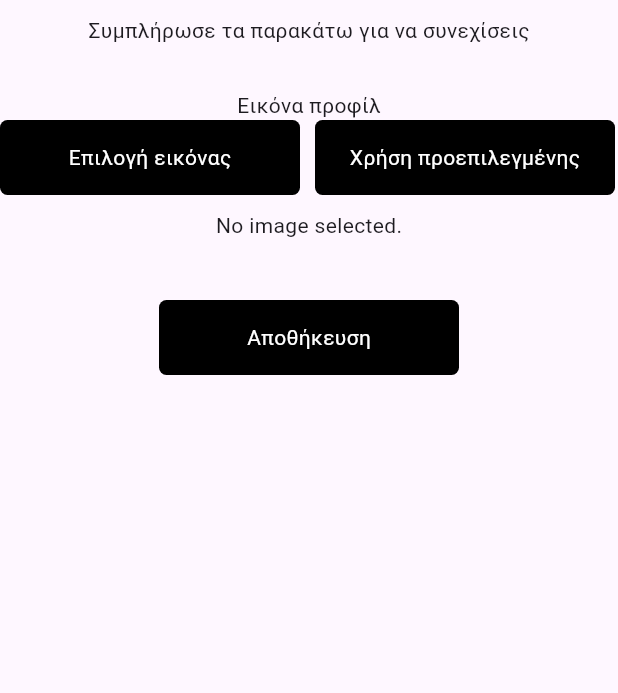
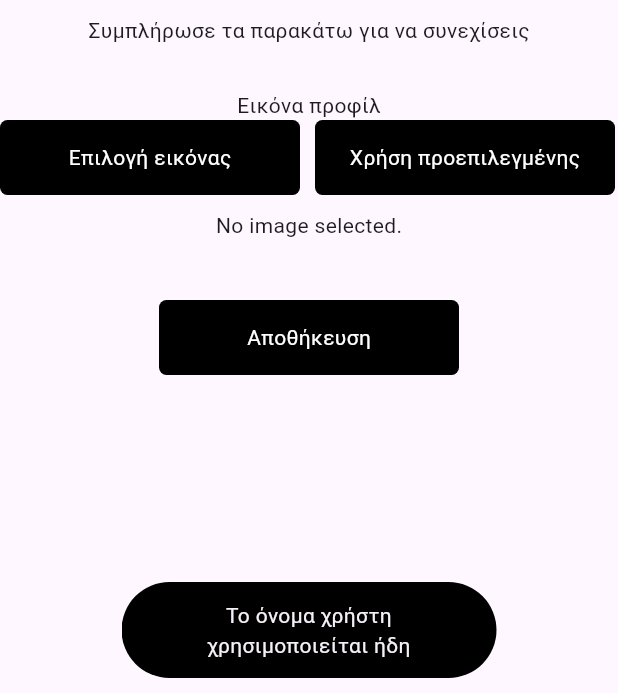
Before and after one commit to kosmas1991/jbox, a Flutter app: the AdminScreen screen opened by its route, after a tap on "Αποθήκευση", on a phone screen of 412 x 824 dp, the part 543-1236 px from its top. Run offline on Flutter 3.47's test engine with Material 3 defaults, Android fonts, the phone set to English and light mode, and no system bars; our stand-ins replace bloc, cloud_firestore, equatable, firebase_auth, firebase_core, firebase_storage and 3 more; missing offline and left inert: firebase_ui_auth, firebase_ui_localizations; accounts and stored records are empty; network calls fail.

Commit message:
🐛 bug fixer

```diff
--- a/lib/extensions/severity_color.dart
+++ b/lib/extensions/severity_color.dart
@@ -12,6 +12,8 @@ extension SeverityColors on Color {
         return const Color.fromARGB(255, 235, 176, 22);
       case Severity.info:
         return Colors.blue.shade400;
+      case Severity.black:
+        return const Color.fromARGB(255, 0, 0, 0);
     }
   }
 
--- a/lib/global widgets/mysnackbar.dart
+++ b/lib/global widgets/mysnackbar.dart
@@ -1,7 +1,7 @@
 import 'package:flutter/material.dart';
 import 'package:jbox/extensions/severity_color.dart';
 
-enum Severity { success, error, warning, info }
+enum Severity { success, error, warning, info, black }
 
 SnackBar mySnackBar(String message,
     {Severity severity = Severity.success, Duration? duration}) {
--- a/lib/screens/adminscreen/fill_user_data.dart
+++ b/lib/screens/adminscreen/fill_user_data.dart
@@ -130,10 +130,11 @@ class _FillUserDataState extends State<FillUserData> {
                               'Username ${widget.usernameTextEditingController.text} found'
                                   .printError();
 
-                              MyApp.snackbarKey.currentState?.showSnackBar(
+                              MyApp.snackbarKey.currentState!.showSnackBar(
                                   mySnackBar(
                                       'Το όνομα χρήστη χρησιμοποιείται ήδη',
-                                      severity: Severity.info));
+                                      severity: Severity.black,
+                                      duration: Duration(seconds: 2)));
                             }
                           },
                         );
```
Also changed, not shown: lib/firestore/firestore_functios.dart (+10 -0 lines), lib/screens/adminscreen/third_screen.dart (+7 -0 lines).
